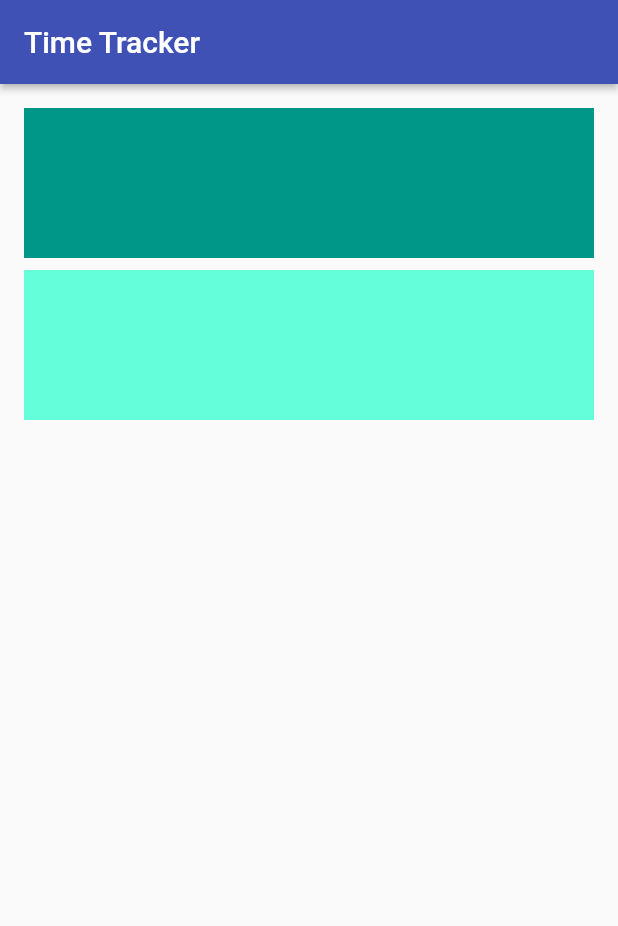
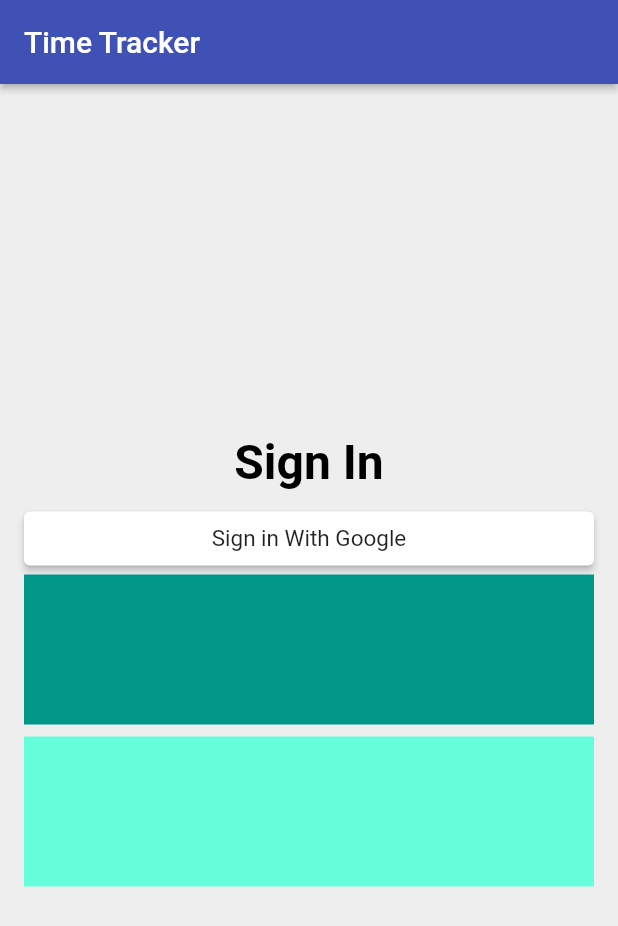
Before and after one commit to kcinnoy/time_tracker, a Flutter app: the screen it shows after launch, on a phone screen of 412 x 824 dp. Shown: the top 926 px of the screen. Run offline on Flutter 3.47's test engine with Material 2 defaults, Android fonts, the phone set to English and light mode, and no system bars.

Commit message:
added signin buns

```diff
--- a/lib/app/sign_in/sign_in_page.dart
+++ b/lib/app/sign_in/sign_in_page.dart
@@ -9,6 +9,7 @@ class SignInPage extends StatelessWidget {
         elevation: 2.0,
       ),
       body: _buildContent(),
+      backgroundColor: Colors.grey[200],
     );
   }
 
@@ -16,8 +17,33 @@ class SignInPage extends StatelessWidget {
     return Padding(
       padding: EdgeInsets.all(16.0),
       child: Column(
+        mainAxisAlignment: MainAxisAlignment.center,
         crossAxisAlignment: CrossAxisAlignment.stretch,
         children: [
+          Text(
+            'Sign In',
+            textAlign: TextAlign.center,
+            style: TextStyle(
+              color: Colors.black,
+              fontSize: 32.0,
+              fontWeight: FontWeight.w600,
+            ),
+          ),
+          SizedBox(
+            height: 8.0,
+          ),
+          ElevatedButton(
+            child: Text('Sign in With Google'),
+            style: ElevatedButton.styleFrom(
+                primary: Colors.white,
+                onPrimary: Colors.black87,
+                textStyle: TextStyle(
+                  fontSize: 15.0,
+                ),
+                shape: RoundedRectangleBorder(
+                    borderRadius: BorderRadius.circular(4))),
+            onPressed: () {},
+          ),
           Container(
             color: Colors.teal,
             child: SizedBox(
--- a/lib/main.dart
+++ b/lib/main.dart
@@ -9,6 +9,7 @@ class MyApp extends StatelessWidget {
   @override
   Widget build(BuildContext context) {
     return MaterialApp(
+        debugShowCheckedModeBanner: false,
         title: 'Time Tracker',
         theme: ThemeData(
           primarySwatch: Colors.indigo,
```
